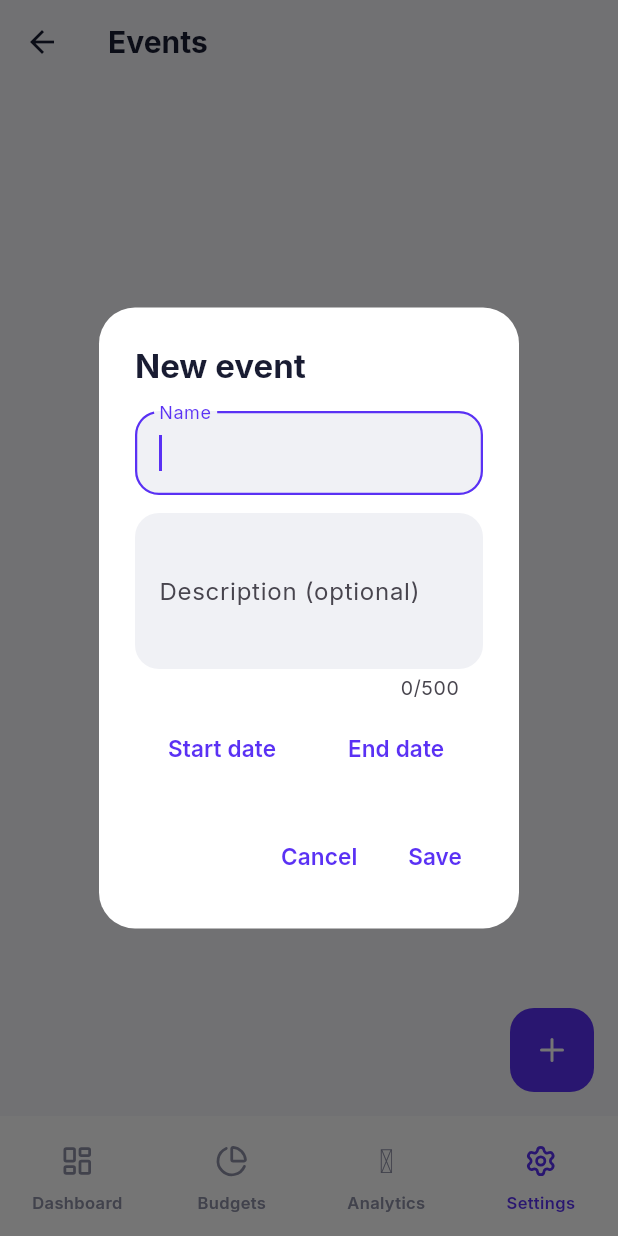
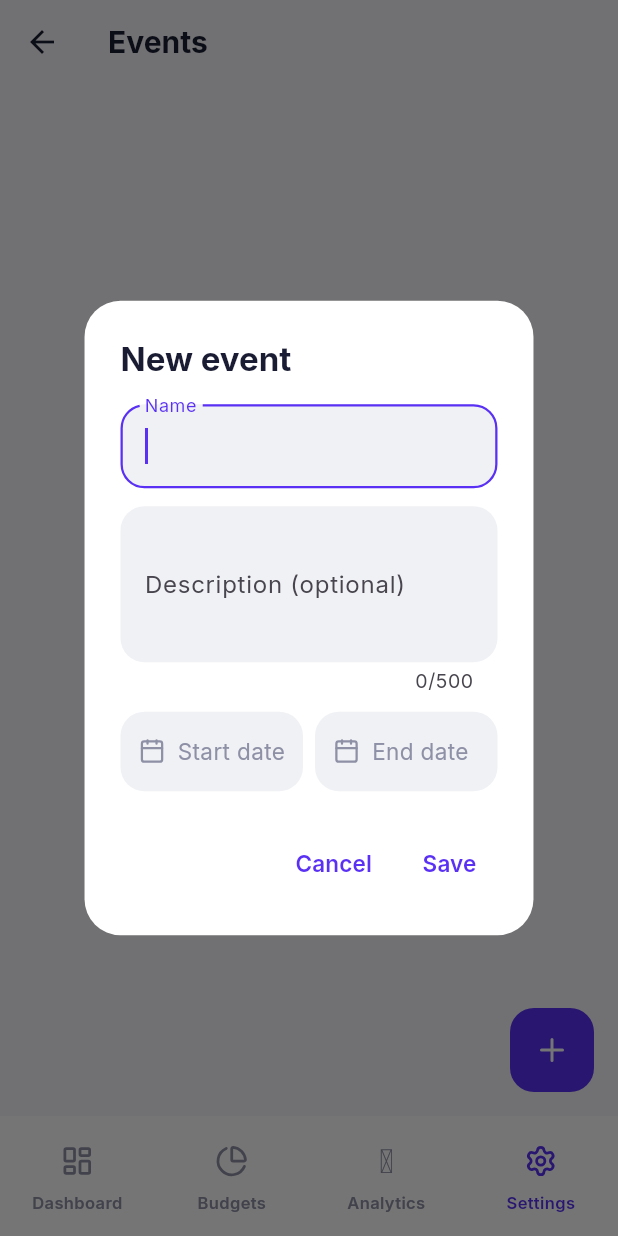
Before and after one commit to danielhoyosceldran/despeses, a Flutter app: the EventsScreen screen opened by its route, after a tap on an icon or button, on a phone screen of 412 x 824 dp. Run offline on Flutter 3.47's test engine with Material 3 defaults, Android fonts, the phone set to English and light mode, and no system bars; our stand-ins replace drift, drift_flutter, file_picker, fl_chart, flutter_riverpod, go_router and 3 more; accounts and stored records are empty; generated files the repository leaves out were written again.

Commit message:
style: filled date fields in event/project form dialog
Replace bare TextButtons with filled tappable fields matching the input
style (surfaceAlt fill, radiusButton, calendar icon, muted placeholder /
solid text once set).

Co-Authored-By: Claude Opus 4.8 (1M context) <noreply@anthropic.com>

```diff
--- a/lib/presentation/widgets/event_project_form_dialog.dart
+++ b/lib/presentation/widgets/event_project_form_dialog.dart
@@ -1,3 +1,4 @@
+import 'package:lucide_icons_flutter/lucide_icons.dart';
 import 'package:flutter/material.dart';
 
 import '../../core/theme/app_theme.dart';
@@ -51,12 +52,14 @@ Future<EventProjectFormResult?> showEventProjectFormDialog(
                 maxLines: 3,
                 decoration: const InputDecoration(labelText: 'Description (optional)'),
               ),
-              const SizedBox(height: AppSpacing.sm),
+              const SizedBox(height: AppSpacing.smMd),
               Row(
                 children: [
                   Expanded(
-                    child: TextButton(
-                      onPressed: () async {
+                    child: _DateField(
+                      label: startsAt == null ? 'Start date' : _formatDate(startsAt!),
+                      isSet: startsAt != null,
+                      onTap: () async {
                         final picked = await showDatePicker(
                           context: context,
                           initialDate: startsAt ?? DateTime.now(),
@@ -65,14 +68,14 @@ Future<EventProjectFormResult?> showEventProjectFormDialog(
                         );
                         if (picked != null) setState(() => startsAt = picked);
                       },
-                      child: Text(startsAt == null
-                          ? 'Start date'
-                          : '${startsAt!.year}-${startsAt!.month.toString().padLeft(2, '0')}-${startsAt!.day.toString().padLeft(2, '0')}'),
                     ),
                   ),
+                  const SizedBox(width: AppSpacing.sm),
                   Expanded(
-                    child: TextButton(
-                      onPressed: () async {
+                    child: _DateField(
+                      label: endsAt == null ? 'End date' : _formatDate(endsAt!),
+                      isSet: endsAt != null,
+                      onTap: () async {
                         final picked = await showDatePicker(
                           context: context,
                           initialDate: endsAt ?? DateTime.now(),
@@ -81,9 +84,6 @@ Future<EventProjectFormResult?> showEventProjectFormDialog(
                         );
                         if (picked != null) setState(() => endsAt = picked);
                       },
-                      child: Text(endsAt == null
-                          ? 'End date'
-                          : '${endsAt!.year}-${endsAt!.month.toString().padLeft(2, '0')}-${endsAt!.day.toString().padLeft(2, '0')}'),
                     ),
                   ),
                 ],
@@ -115,3 +115,44 @@ Future<EventProjectFormResult?> showEventProjectFormDialog(
     ),
   );
 }
+
+String _formatDate(DateTime d) =>
+    '${d.year}-${d.month.toString().padLeft(2, '0')}-${d.day.toString().padLeft(2, '0')}';
+
+/// Filled tappable field matching the input style, used to open a date picker.
+class _DateField extends StatelessWidget {
+  const _DateField({required this.label, required this.isSet, required this.onTap});
+
+  final String label;
+  final bool isSet;
+  final VoidCallback onTap;
+
+  @override
+  Widget build(BuildContext context) {
+    final colors = context.appColors;
+    return Material(
+      color: colors.surfaceAlt,
+      borderRadius: BorderRadius.circular(AppDimens.radiusButton),
+      child: InkWell(
+        borderRadius: BorderRadius.circular(AppDimens.radiusButton),
+        onTap: onTap,
+        child: Padding(
+          padding: const EdgeInsets.symmetric(horizontal: AppSpacing.smMd, vertical: AppSpacing.md),
+          child: Row(
+            children: [
+              Icon(LucideIcons.calendar300, size: 18, color: colors.textMuted),
+              const SizedBox(width: AppSpacing.sm),
+              Expanded(
+                child: Text(
+                  label,
+                  overflow: TextOverflow.ellipsis,
+                  style: TextStyle(color: isSet ? colors.text : colors.textMuted),
+                ),
+              ),
+            ],
+          ),
+        ),
+      ),
+    );
+  }
+}
```
